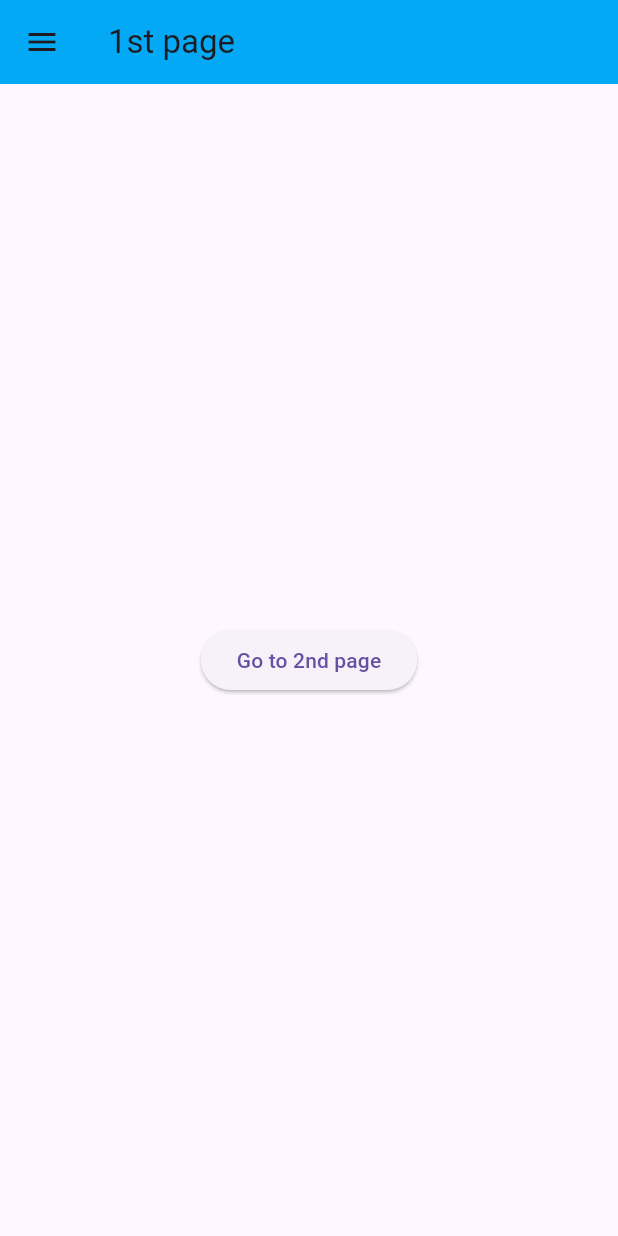
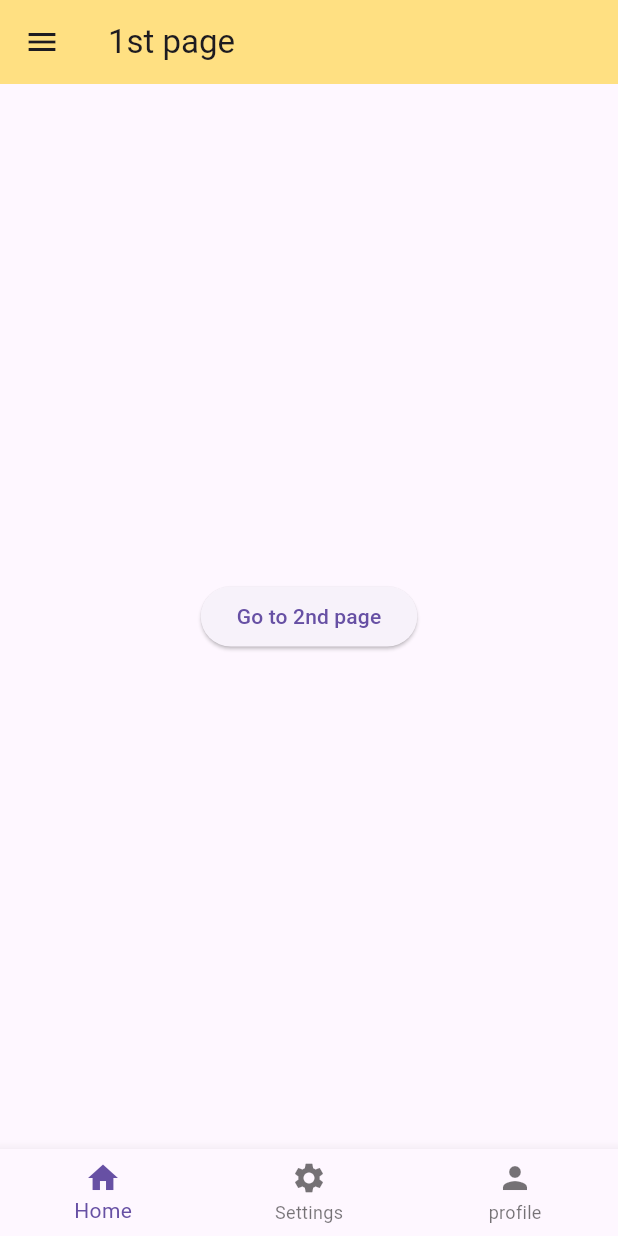
Before and after one commit to umangawije/flutter_basics, a Flutter app: the screen it shows after launch, on a phone screen of 412 x 824 dp. Run offline on Flutter 3.47's test engine with Material 3 defaults, Android fonts, the phone set to English and light mode, and no system bars.

```diff
--- a/lib/pages/first_page.dart
+++ b/lib/pages/first_page.dart
@@ -8,19 +8,22 @@ class FirstPage extends StatelessWidget {
     return Scaffold(
       appBar: AppBar(
         title: Text("1st page"),
-        backgroundColor: Colors.lightBlue,
+        backgroundColor: Colors.amber[200],
       ),
 
       drawer: Drawer(
         backgroundColor: Colors.amber[300],
         child: Column(
           children: [
-            DrawerHeader(child: Icon(Icons.favorite, size: 48)),
+            DrawerHeader(
+              child: Icon(Icons.favorite, size: 48, color: Colors.red),
+            ),
 
             ListTile(
               leading: Icon(Icons.home, size: 24),
               title: Text("H O M E"),
               onTap: () {
+                Navigator.pop(context);
                 Navigator.pushNamed(context, '/homepage');
               },
             ),
@@ -29,12 +32,40 @@ class FirstPage extends StatelessWidget {
               leading: Icon(Icons.settings, size: 24),
               title: Text("S E T T I N G S"),
               onTap: () {
+                Navigator.pop(context);
+                Navigator.pushNamed(context, '/settingspage');
+              },
+            ),
+            ListTile(
+              leading: Icon(Icons.person, size: 24),
+              title: Text("P R O F I L E"),
+              onTap: () {
+                Navigator.pop(context);
                 Navigator.pushNamed(context, '/settingspage');
               },
             ),
           ],
         ),
       ),
+
+      //Bottom Navigation Bar
+      bottomNavigationBar: BottomNavigationBar(
+        items: [
+          BottomNavigationBarItem(
+            icon: Icon(Icons.home, size: 24),
+            label: 'Home',
+          ),
+          BottomNavigationBarItem(
+            icon: Icon(Icons.settings, size: 24),
+            label: 'Settings',
+          ),
+          BottomNavigationBarItem(
+            icon: Icon(Icons.person, size: 24),
+            label: 'profile',
+          ),
+        ],
+      ),
+
       body: Center(
         child: ElevatedButton(
           child: Text("Go to 2nd page"),
```
Also changed, not shown: lib/pages/home_page.dart (+1 -6 lines), lib/pages/profile_page.dart (added, +17 -0 lines), lib/pages/settings_page.dart (+1 -6 lines).
